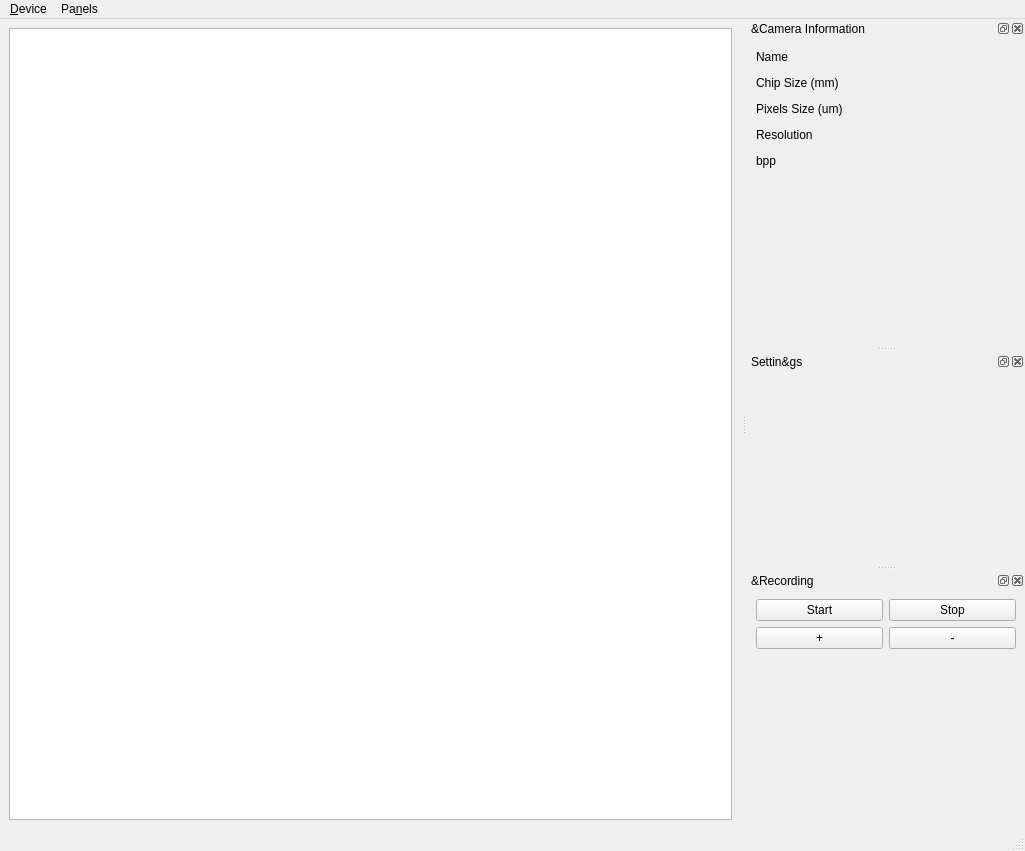
This is src/qhymainwindow.ui in GuLinux/PlanetaryImager as Qt 5 draws it before an edit. The edited form follows.
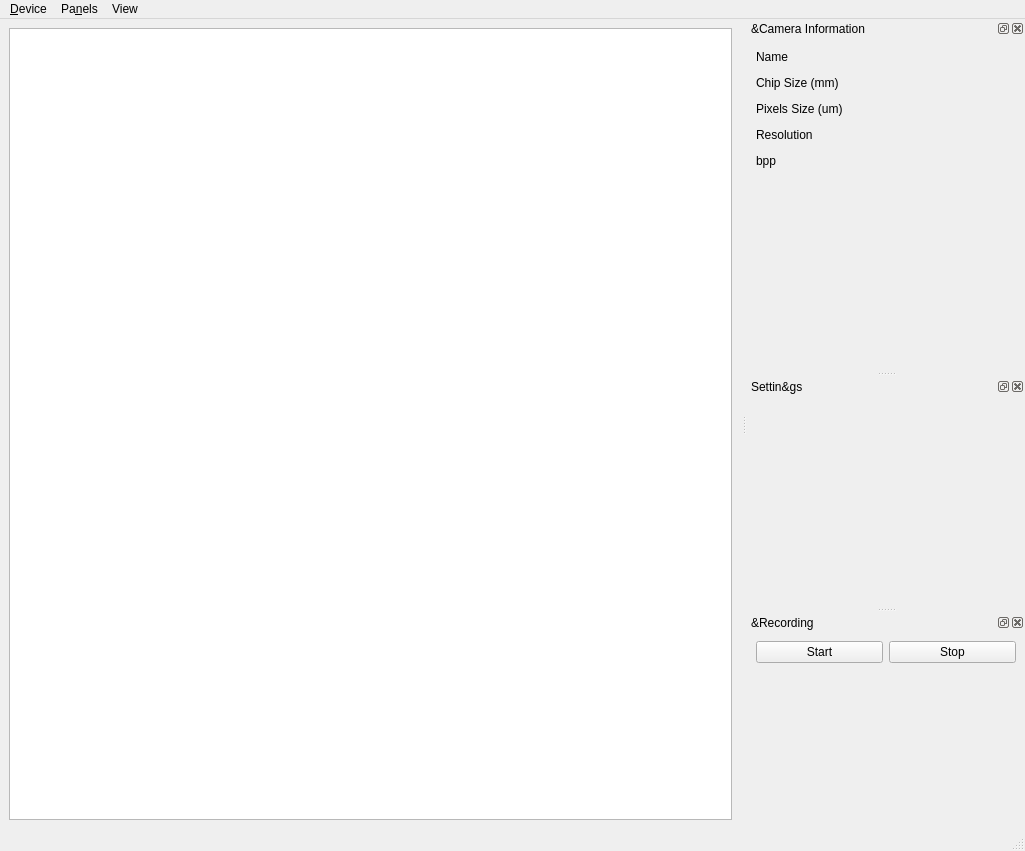
This is the edited form.

Commit message: Disconnect camera, more widgets controlling image size

Patch:
```diff
--- a/src/qhymainwindow.ui
+++ b/src/qhymainwindow.ui
@@ -33,7 +33,7 @@
      <x>0</x>
      <y>0</y>
      <width>1025</width>
-     <height>28</height>
+     <height>27</height>
     </rect>
    </property>
    <widget class="QMenu" name="menuDevice">
@@ -57,8 +57,18 @@
     <addaction name="actionCamera_Settings"/>
     <addaction name="actionRecording"/>
    </widget>
+   <widget class="QMenu" name="menuView">
+    <property name="title">
+     <string>View</string>
+    </property>
+    <addaction name="actionZoom_In"/>
+    <addaction name="actionZoom_Out"/>
+    <addaction name="actionActual_Size"/>
+    <addaction name="actionFit_to_window"/>
+   </widget>
    <addaction name="menuDevice"/>
    <addaction name="menuPanels"/>
+   <addaction name="menuView"/>
   </widget>
   <widget class="QStatusBar" name="statusbar"/>
   <widget class="QDockWidget" name="chipInfoWidget">
@@ -285,21 +295,7 @@
        </property>
       </widget>
      </item>
-     <item row="1" column="0">
-      <widget class="QPushButton" name="zoom_in">
-       <property name="text">
-        <string>+</string>
-       </property>
-      </widget>
-     </item>
-     <item row="1" column="1">
-      <widget class="QPushButton" name="zoom_out">
-       <property name="text">
-        <string>-</string>
-       </property>
-      </widget>
-     </item>
-     <item row="2" column="0" colspan="2">
+     <item row="1" column="0" colspan="2">
       <spacer name="verticalSpacer_3">
        <property name="orientation">
         <enum>Qt::Vertical</enum>
```
Left out of the diff: 63 changed lines with no effect on the pictures. The commit also changes 1 other file.
